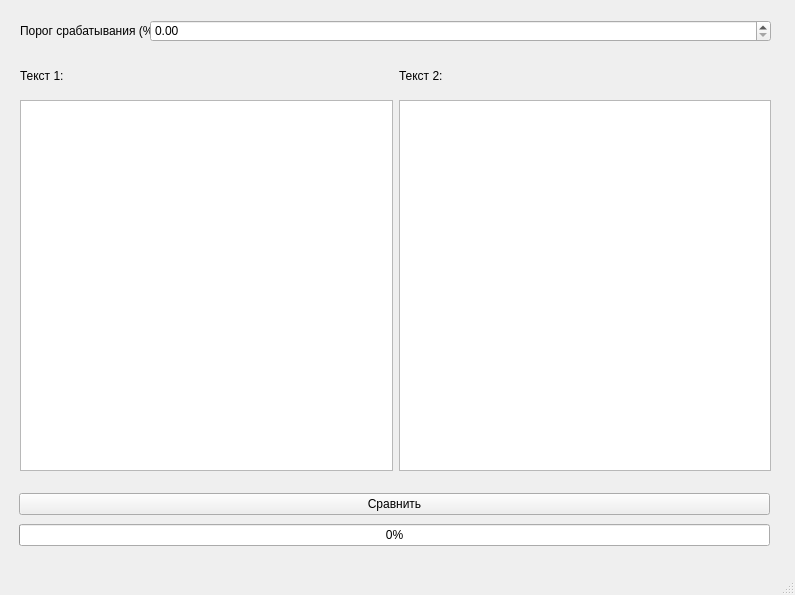
P-or-G/AntiPlag, file plagiat.ui: the form before one commit.
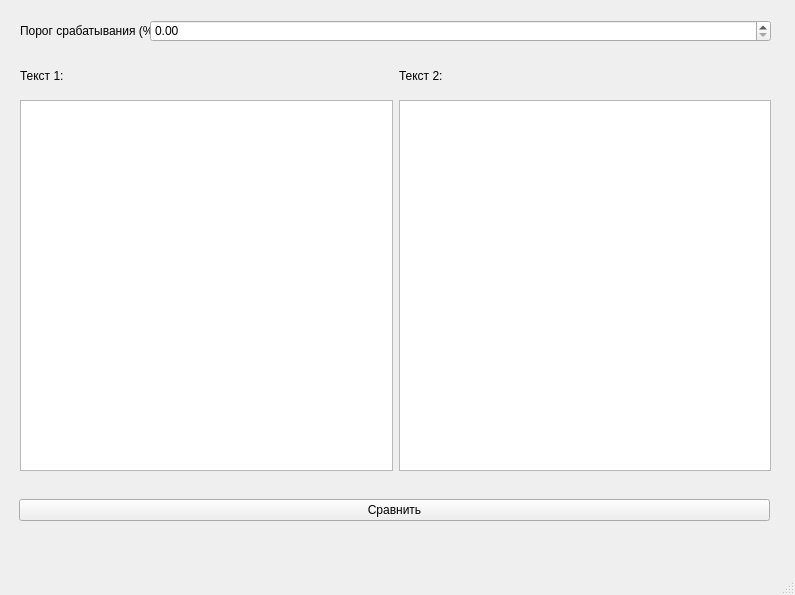
The form after the commit.

```diff
--- a/plagiat.ui
+++ b/plagiat.ui
@@ -20,7 +20,7 @@
       <x>19</x>
       <y>490</y>
       <width>751</width>
-      <height>61</height>
+      <height>41</height>
      </rect>
     </property>
     <layout class="QVBoxLayout" name="verticalLayout_2">
@@ -31,13 +31,6 @@
        </property>
       </widget>
      </item>
-     <item>
-      <widget class="QProgressBar" name="progressBar">
-       <property name="value">
-        <number>0</number>
-       </property>
-      </widget>
-     </item>
     </layout>
    </widget>
    <widget class="QWidget" name="horizontalLayoutWidget">
```
Left out of the diff: 6 changed lines with no effect on the pictures.
